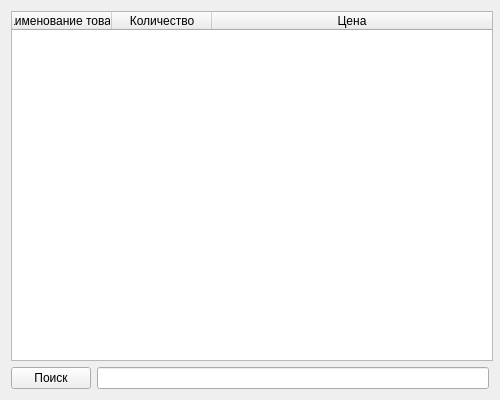
Old version of the form ui/shop/product_search.ui in the repository crazyface/easy_shop.
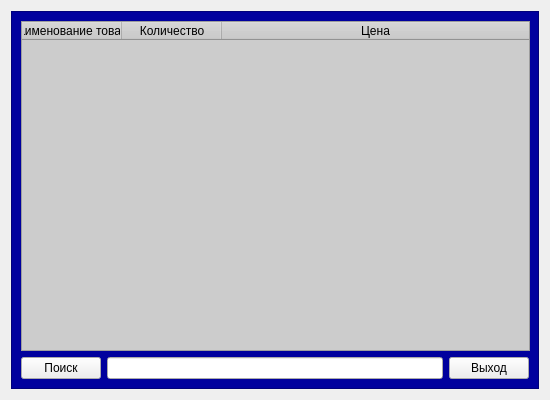
New version of the form.

The edit to the form file:
```diff
--- a/ui/shop/product_search.ui
+++ b/ui/shop/product_search.ui
@@ -6,19 +6,19 @@
    <rect>
     <x>0</x>
     <y>0</y>
-    <width>500</width>
+    <width>550</width>
     <height>400</height>
    </rect>
   </property>
   <property name="minimumSize">
    <size>
-    <width>500</width>
+    <width>550</width>
     <height>400</height>
    </size>
   </property>
   <property name="maximumSize">
    <size>
-    <width>500</width>
+    <width>550</width>
     <height>400</height>
    </size>
   </property>
@@ -26,24 +26,32 @@
    <string>Form</string>
   </property>
   <layout class="QGridLayout" name="gridLayout">
-   <item row="2" column="0">
-    <widget class="QPushButton" name="search_button">
-     <property name="text">
-      <string>Поиск</string>
+   <item row="0" column="0">
+    <widget class="QFrame" name="frame">
+     <property name="styleSheet">
+      <string notr="true">QFrame{
+background: #00009e;
+box-shadow:         3px 3px 5px 6px #ccc;
+}</string>
      </property>
-    </widget>
-   </item>
-   <item row="2" column="1">
-    <widget class="QLineEdit" name="rearch_text"/>
-   </item>
-   <item row="1" column="0" colspan="2">
+     <property name="frameShape">
+      <enum>QFrame::StyledPanel</enum>
+     </property>
+     <property name="frameShadow">
+      <enum>QFrame::Raised</enum>
+     </property>
+     <layout class="QGridLayout" name="gridLayout_2">
+      <item row="0" column="0" colspan="3">
     <widget class="QTableWidget" name="result_table">
      <property name="minimumSize">
       <size>
-       <width>482</width>
+          <width>509</width>
        <height>0</height>
       </size>
      </property>
+        <property name="styleSheet">
+         <string notr="true">background: #ccc;</string>
+        </property>
      <property name="selectionMode">
       <enum>QAbstractItemView::SingleSelection</enum>
      </property>
@@ -71,6 +79,26 @@
        <string>Цена</string>
       </property>
      </column>
+       </widget>
+      </item>
+      <item row="1" column="0">
+       <widget class="QPushButton" name="search_button">
+        <property name="text">
+         <string>Поиск</string>
+        </property>
+       </widget>
+      </item>
+      <item row="1" column="1">
+       <widget class="QLineEdit" name="rearch_text"/>
+      </item>
+      <item row="1" column="2">
+       <widget class="QPushButton" name="close_button">
+        <property name="text">
+         <string>Выход</string>
+        </property>
+       </widget>
+      </item>
+     </layout>
     </widget>
    </item>
   </layout>
```
Left out of the diff: 3 changed lines with no effect on the pictures. Lines whose indentation alone changed are shown as unchanged.
